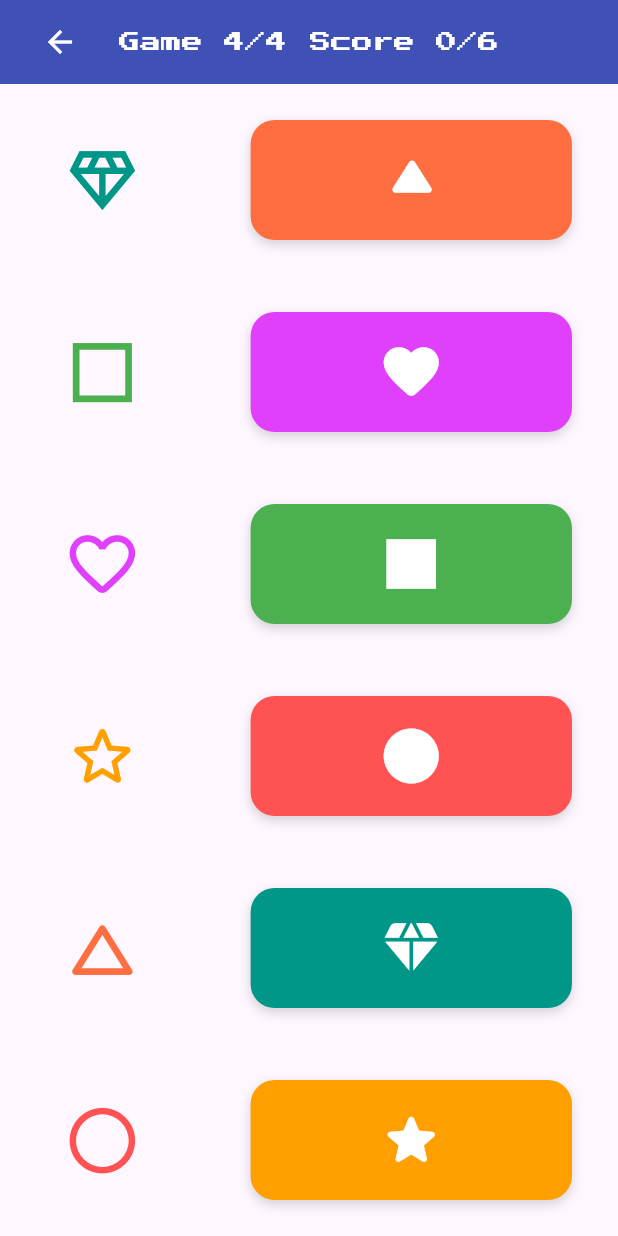
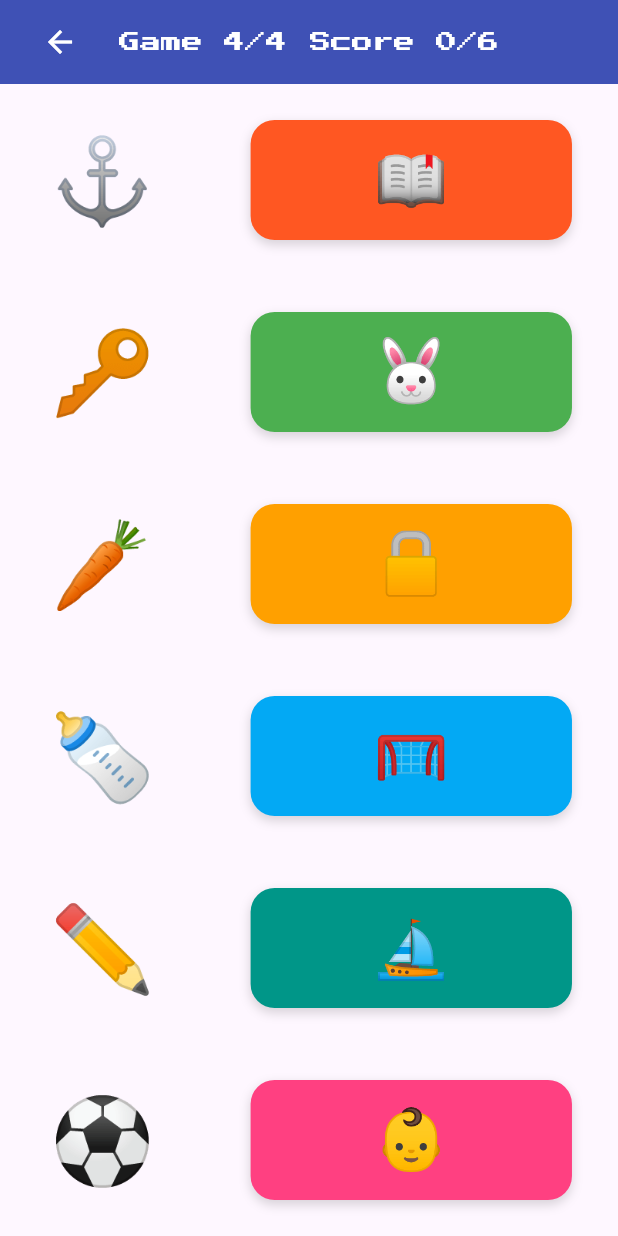
Before and after one commit to IbrahimAlqayyas/kids_iq, a Flutter app: the MissingPartGame screen opened by its route, on a phone screen of 412 x 824 dp. Run offline on Flutter 3.47's test engine with Material 3 defaults, Android fonts, the phone set to English and light mode, and no system bars; our stand-ins replace audioplayers.

Commit message:
new game

```diff
--- a/lib/views/missing_part_game.dart
+++ b/lib/views/missing_part_game.dart
@@ -4,7 +4,6 @@ import 'package:flutter/services.dart';
 import 'package:kids_iq/music_play.dart';
 import 'package:kids_iq/widgets/completion_dialog.dart';
 import 'package:kids_iq/widgets/celebration_overlay.dart';
-import 'package:kids_iq/widgets/shape_icon.dart';
 
 class MissingPartGame extends StatefulWidget {
   const MissingPartGame({super.key});
@@ -19,12 +18,31 @@ class _MissingPartGameState extends State<MissingPartGame> with WidgetsBindingOb
   final MusicPlay _mp = MusicPlay();
 
   Map<String, bool> score = {
-    'circle': false,
-    'square': false,
-    'triangle': false,
-    'star': false,
-    'diamond': false,
-    'heart': false,
+    '⚽': false, // Ball -> Goal
+    '🔑': false, // Key -> Lock
+    '✏️': false, // Pencil -> Book
+    '🍼': false, // Bottle -> Baby
+    '⚓': false, // Anchor -> Boat
+    '🥕': false, // Carrot -> Bunny
+  };
+
+  // Maps missing piece emoji to its matching target emoji
+  final Map<String, String> pieceToTarget = {
+    '⚽': '🥅',
+    '🔑': '🔒',
+    '✏️': '📖',
+    '🍼': '👶',
+    '⚓': '⛵',
+    '🥕': '🐰',
+  };
+
+  final Map<String, Color> targetColors = {
+    '🥅': Colors.lightBlue,
+    '🔒': Colors.amber.shade700,
+    '📖': Colors.deepOrange,
+    '👶': Colors.pinkAccent,
+    '⛵': Colors.teal,
+    '🐰': Colors.green,
   };
 
   int seed = 0;
@@ -57,9 +75,9 @@ class _MissingPartGameState extends State<MissingPartGame> with WidgetsBindingOb
 
   @override
   Widget build(BuildContext context) {
-    final shapeKeys = score.keys.toList();
-    final leftList = List<String>.from(shapeKeys)..shuffle(Random(seed + 1));
-    final rightList = List<String>.from(shapeKeys)..shuffle(Random(seed));
+    final pieceKeys = pieceToTarget.keys.toList();
+    final leftList = List<String>.from(pieceKeys)..shuffle(Random(seed + 1));
+    final rightList = List<String>.from(pieceKeys)..shuffle(Random(seed));
 
     final screenSize = MediaQuery.of(context).size;
     final double cardWidth = (screenSize.width * 0.52).clamp(160.0, 240.0);
@@ -99,32 +117,29 @@ class _MissingPartGameState extends State<MissingPartGame> with WidgetsBindingOb
             child: Row(
               mainAxisAlignment: MainAxisAlignment.spaceAround,
               children: <Widget>[
-                /// Outlined Missing Shape Pieces Column
+                /// Missing Item Pieces Column
                 Column(
                   mainAxisAlignment: MainAxisAlignment.spaceAround,
-                  children: leftList.map((shapeKey) {
+                  children: leftList.map((piece) {
                     return Container(
                       width: emojiSize,
                       height: itemHeight,
                       alignment: Alignment.center,
-                      child: (score[shapeKey] ?? false)
+                      child: (score[piece] ?? false)
                           ? FittedBox(
                               fit: BoxFit.contain,
                               child: Text('✅', style: TextStyle(fontSize: itemHeight * 0.5)),
                             )
                           : Draggable<String>(
-                              data: shapeKey,
+                              data: piece,
                               feedback: Material(
                                 color: Colors.transparent,
                                 child: SizedBox(
                                   width: emojiSize * 1.15,
                                   height: itemHeight * 1.15,
-                                  child: Center(
-                                    child: ShapeIcon(
-                                      shape: shapeKey,
-                                      isOutlined: true,
-                                      size: emojiSize * 0.85,
-                                    ),
+                                  child: FittedBox(
+                                    fit: BoxFit.contain,
+                                    child: Text(piece),
                                   ),
                                 ),
                               ),
@@ -133,24 +148,18 @@ class _MissingPartGameState extends State<MissingPartGame> with WidgetsBindingOb
                                 height: itemHeight,
                                 child: Opacity(
                                   opacity: 0.25,
-                                  child: Center(
-                                    child: ShapeIcon(
-                                      shape: shapeKey,
-                                      isOutlined: true,
-                                      size: emojiSize * 0.7,
-                                    ),
+                                  child: FittedBox(
+                                    fit: BoxFit.contain,
+                                    child: Text(piece),
                                   ),
                                 ),
                               ),
                               child: SizedBox(
                                 width: emojiSize,
                                 height: itemHeight,
-                                child: Center(
-                                  child: ShapeIcon(
-                                    shape: shapeKey,
-                                    isOutlined: true,
-                                    size: emojiSize * 0.7,
-                                  ),
+                                child: FittedBox(
+                                  fit: BoxFit.contain,
+                                  child: Text(piece),
                                 ),
                               ),
                             ),
@@ -158,16 +167,17 @@ class _MissingPartGameState extends State<MissingPartGame> with WidgetsBindingOb
                   }).toList(),
                 ),
 
-                /// Target Complete Solid Shapes Column
+                /// Target Matching Cards Column
                 Column(
                   mainAxisAlignment: MainAxisAlignment.spaceAround,
-                  children: rightList.map((shapeKey) {
-                    final cardColor = ShapeIcon.defaultColor(shapeKey);
+                  children: rightList.map((pieceKey) {
+                    final targetItem = pieceToTarget[pieceKey]!;
+                    final cardColor = targetColors[targetItem] ?? Colors.indigo;
 
                     return DragTarget<String>(
                       builder: (BuildContext context, List<String?> candidateData,
                           List<dynamic> rejectedData) {
-                        if (score[shapeKey] == true) {
+                        if (score[pieceKey] == true) {
                           return Container(
                             alignment: Alignment.center,
                             height: itemHeight,
@@ -198,22 +208,23 @@ class _MissingPartGameState extends State<MissingPartGame> with WidgetsBindingOb
                               ],
                             ),
                             child: Center(
-                              child: ShapeIcon(
-                                shape: shapeKey,
-                                isOutlined: false,
-                                size: itemHeight * 0.55,
-                                color: Colors.white,
+                              child: FittedBox(
+                                fit: BoxFit.contain,
+                                child: Text(
+                                  targetItem,
+                                  style: TextStyle(fontSize: itemHeight * 0.5),
+                                ),
                               ),
                             ),
                           );
                         }
                       },
                       onWillAcceptWithDetails: (details) =>
-                          (score[shapeKey] != true) && (details.data == shapeKey),
+                          (score[pieceKey] != true) && (details.data == pieceKey),
                       onAcceptWithDetails: (details) {
                         setState(() {
                           scoreIncrement++;
-                          score[shapeKey] = true;
+                          score[pieceKey] = true;
                         });
                         if (scoreIncrement == 6) {
                           _mp.fullScorePlay();
```
